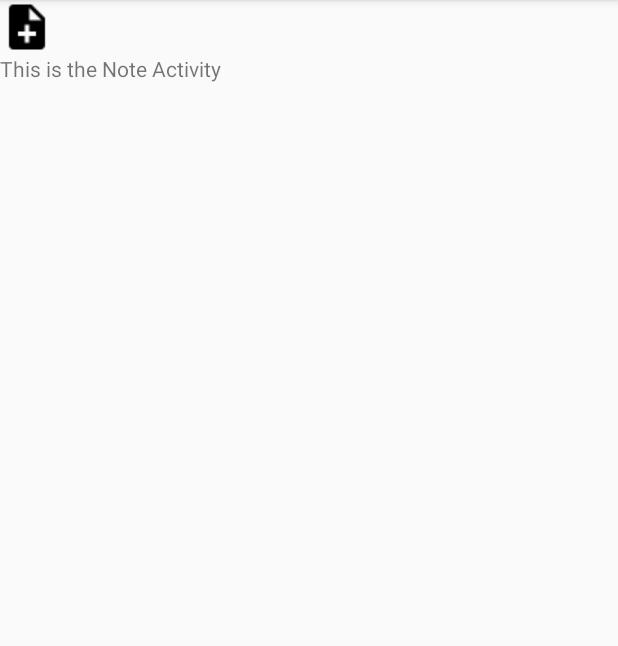
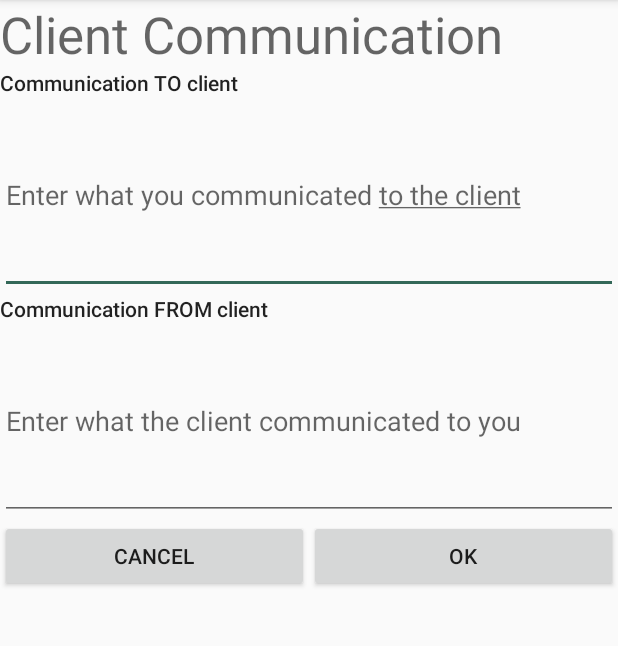
Before and after one commit to sarakv/CareTrackerApp, an Android app: the Note screen opened directly, with no data from a screen before it, on a phone screen of 412 x 824 dp, the part 84-730 px from its top. Run offline under Robolectric (Android 15) with nearby library versions, the phone set to English and light mode, and no system bars.

Commit message:
rough draft for communication activity

```diff
--- a/app/src/main/res/layout/activity_note.xml
+++ b/app/src/main/res/layout/activity_note.xml
@@ -7,18 +7,59 @@
     android:orientation="vertical"
     tools:context="cs246.sara.caretrackerapp.Note">
 
-    <ImageView
-        android:id="@+id/imageView"
-        android:layout_width="wrap_content"
+    <TextView
+        android:id="@+id/commTitle"
+        android:layout_width="match_parent"
         android:layout_height="wrap_content"
-        app:layout_constraintLeft_toLeftOf="parent"
-        app:layout_constraintRight_toRightOf="parent"
-        app:srcCompat="@drawable/ic_note_add_black_24dp"
-        tools:layout_editor_absoluteY="1dp" />
+        android:text="@string/commTitle"
+        android:textAppearance="@style/TextAppearance.AppCompat.Display1" />
 
     <TextView
-        android:id="@+id/textView"
+        android:id="@+id/commToClient"
         android:layout_width="match_parent"
         android:layout_height="wrap_content"
-        android:text="This is the Note Activity" />
+        android:text="@string/toClientLabel"
+        android:textAppearance="@style/TextAppearance.AppCompat.Body2" />
+
+    <EditText
+        android:id="@+id/cTOclient"
+        android:layout_width="match_parent"
+        android:layout_height="131dp"
+        android:ems="10"
+        android:hint="@string/toClientLabelHint"
+        android:inputType="textPersonName" />
+
+    <TextView
+        android:id="@+id/commFromClient"
+        android:layout_width="match_parent"
+        android:layout_height="wrap_content"
+        android:text="@string/fromClientLabel"
+        android:textAppearance="@style/TextAppearance.AppCompat.Body2" />
+
+    <EditText
+        android:id="@+id/cTOclient"
+        android:layout_width="match_parent"
+        android:layout_height="131dp"
+        android:ems="10"
+        android:hint="@string/fromClientLabelHint"
+        android:inputType="textPersonName" />
+    <LinearLayout
+        android:layout_width="match_parent"
+        android:layout_height="match_parent"
+        android:orientation="horizontal">
+
+        <Button
+            android:id="@+id/cancelComm"
+            android:layout_width="wrap_content"
+            android:layout_height="wrap_content"
+            android:layout_weight="1"
+            android:text="@string/btn_cancel" />
+
+        <Button
+            android:id="@+id/okComm"
+            android:layout_width="wrap_content"
+            android:layout_height="wrap_content"
+            android:layout_weight="1"
+            android:text="@string/btn_ok" />
+    </LinearLayout>
 </LinearLayout>
--- a/app/src/main/res/values/strings.xml
+++ b/app/src/main/res/values/strings.xml
@@ -20,4 +20,9 @@
     <string name="expense_total_hint">Enter Total</string>
     <string name="label">Label</string>
     <string name="description">Description</string>
+    <string name="commTitle">Client Communication</string>
+    <string name="toClientLabel">Communication TO client</string>
+    <string name="toClientLabelHint">Enter what you communicated <u>to the client</u></string>
+    <string name="fromClientLabel">Communication FROM client</string>
+    <string name="fromClientLabelHint">Enter what the client communicated to you</string>
 </resources>
```
